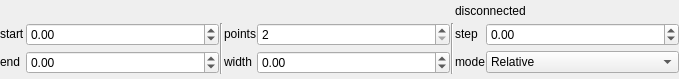
Before: the Qt Designer form axis.ui in AustralianSynchrotron/mrtgui, drawn with Qt 5.
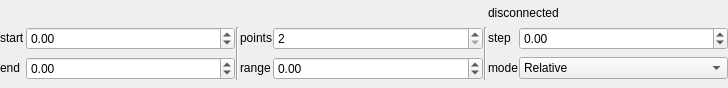
After: the same form once the commit is applied. Custom widgets are drawn as their Qt base class.

The edit to the form file:
```diff
--- a/axis.ui
+++ b/axis.ui
@@ -6,8 +6,8 @@
    <rect>
     <x>0</x>
     <y>0</y>
-    <width>679</width>
-    <height>79</height>
+    <width>728</width>
+    <height>88</height>
    </rect>
   </property>
   <property name="windowTitle">
@@ -138,7 +138,7 @@
       </sizepolicy>
      </property>
      <property name="text">
-      <string>width</string>
+      <string>range</string>
      </property>
     </widget>
    </item>
```
